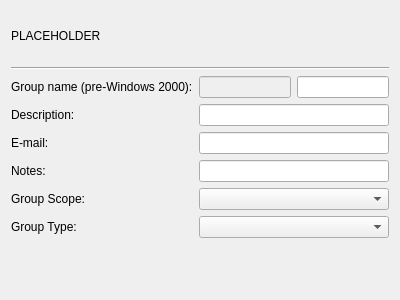
First picture: the form in src/admc/tabs/general_group_tab.ui, repository altlinux/admc, before the edit.
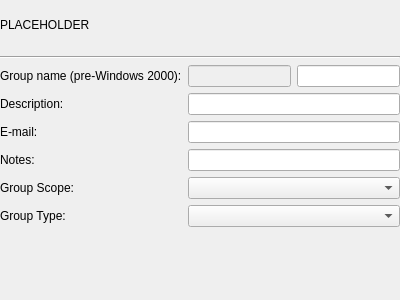
Second picture: the form after the edit.

Commit message:
fix(general_group_tab): Align the contents with the title
* src/admc/tabs/general_group_tab.ui: Set all margins for "QVBoxLayout" to zero,
to align the panel contents with the panel title.

The edit to the form file:
```diff
--- a/src/admc/tabs/general_group_tab.ui
+++ b/src/admc/tabs/general_group_tab.ui
@@ -14,6 +14,18 @@
    <string notr="true">Form</string>
   </property>
   <layout class="QVBoxLayout" name="verticalLayout">
+   <property name="leftMargin">
+    <number>0</number>
+   </property>
+   <property name="topMargin">
+    <number>0</number>
+   </property>
+   <property name="rightMargin">
+    <number>0</number>
+   </property>
+   <property name="bottomMargin">
+    <number>0</number>
+   </property>
    <item>
     <widget class="QLabel" name="name_label">
      <property name="sizePolicy">
```
